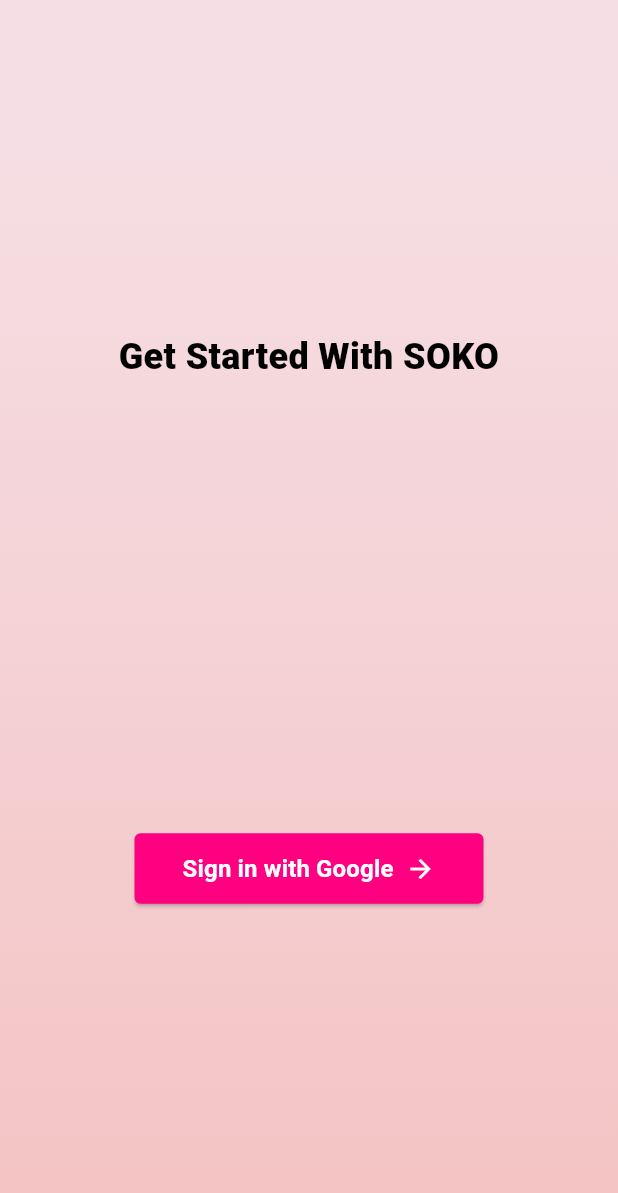
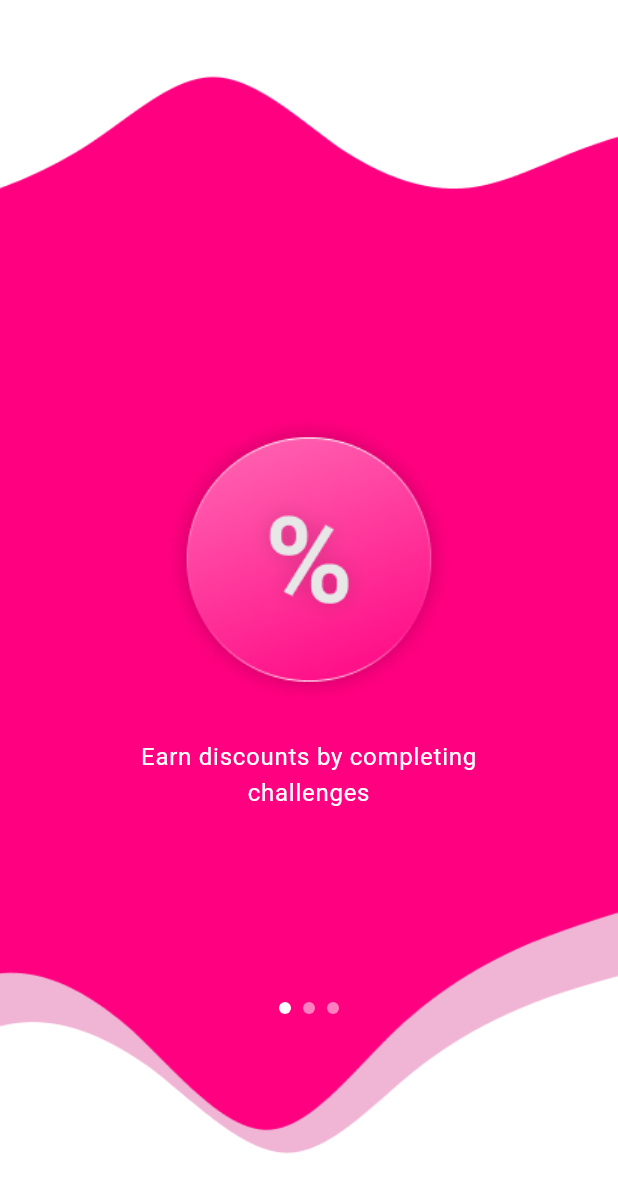
Before and after one commit to adala-wanyande/soko-v2, a Flutter app: the screen it shows after launch, on a phone screen of 412 x 824 dp. Shown: the top 1193 px of the screen. Run offline on Flutter 3.47's test engine with Material 3 defaults, Android fonts, the phone set to English and light mode, and no system bars; our stand-ins replace carousel_slider, dots_indicator, firebase_auth, firebase_core, flutter_riverpod, google_fonts and 1 more; accounts and stored records are empty.

Commit message:
feat: implement get started screen

```diff
--- /dev/null
+++ b/lib/screens/verification/get_started.dart
@@ -0,0 +1,79 @@
+// ignore_for_file: library_private_types_in_public_api, use_build_context_synchronously
+
+import 'package:flutter/material.dart';
+import 'package:soko_v2/widgets/page_indicator.dart';
+import 'package:soko_v2/widgets/get_started_section.dart';
+
+class GetStartedScreen extends StatefulWidget {
+  const GetStartedScreen({super.key});
+
+  @override
+  _GetStartedScreenState createState() => _GetStartedScreenState();
+}
+
+class _GetStartedScreenState extends State<GetStartedScreen> {
+  final PageController _pageController = PageController();
+  int _currentPage = 0;
+
+  @override
+  void initState() {
+    super.initState();
+    _pageController.addListener(() {
+      setState(() {
+        _currentPage = _pageController.page!.round();
+      });
+    });
+  }
+
+  @override
+  void dispose() {
+    _pageController.dispose();
+    super.dispose();
+  }
+
+  @override
+  Widget build(BuildContext context) {
+    return Scaffold(
+      body: Container(
+        decoration: const BoxDecoration(
+          image: DecorationImage(
+            image: AssetImage('assets/verification/get_started_bg_1.png'),
+            fit: BoxFit.fill,
+          ),
+        ),
+        child: Stack(
+          children: [
+            PageView(
+              controller: _pageController,
+              children: [
+                buildPage(
+                  context,
+                  'assets/verification/get_started_1.png',
+                  'Earn discounts by completing challenges',
+                ),
+                buildPage(
+                  context,
+                  'assets/verification/get_started_2.png',
+                  'Complete challenges based on your interests',
+                ),
+                buildPage(
+                  context,
+                  'assets/verification/get_started_3.png',
+                  'Get items from your favourite stores at throwaway prices',
+                  isLastPage: true,
+                ),
+              ],
+            ),
+            Align(
+              alignment: Alignment.bottomCenter,
+              child: Padding(
+                padding: const EdgeInsets.only(bottom: 20.0),
+                child: buildPageIndicator(_currentPage),
+              ),
+            ),
+          ],
+        ),
+      ),
+    );
+  }
+}
--- a/lib/screens/verification/splash_screen.dart
+++ b/lib/screens/verification/splash_screen.dart
@@ -1,6 +1,7 @@
 import 'package:flutter/material.dart';
+import 'package:soko_v2/screens/verification/get_started.dart';
 import 'dart:async';
-import 'package:soko_v2/screens/verification/sign_in.dart';
+// import 'package:soko_v2/screens/verification/sign_in.dart';
 
 class SplashScreen extends StatefulWidget {
   const SplashScreen({super.key});
@@ -20,7 +21,7 @@
       () => Navigator.of(context).pushReplacement(
         MaterialPageRoute(
           builder: (BuildContext context) =>
-              const SignInScreen(), // Navigate to SignIn screen
+              const GetStartedScreen(), // Navigate to SignIn screen
         ),
       ),
     );
--- /dev/null
+++ b/lib/widgets/get_started_section.dart
@@ -0,0 +1,52 @@
+// ignore_for_file: use_build_context_synchronously
+
+import 'package:flutter/material.dart';
+import 'package:soko_v2/services/sign_in_with_google.dart';
+import 'package:soko_v2/screens/profile/set_up_interests.dart';
+import 'package:soko_v2/widgets/secondary_icon_filled_button.dart';
+
+Widget buildPage(BuildContext context, String imagePath, String description,
+    {bool isLastPage = false}) {
+  return Column(
+    mainAxisAlignment: MainAxisAlignment.center,
+    children: [
+      const SizedBox(height: 20),
+      Image.asset(imagePath, height: 200),
+      const SizedBox(height: 20),
+      Padding(
+        padding: const EdgeInsets.symmetric(horizontal: 64.0),
+        child: Text(
+          description,
+          textAlign: TextAlign.center,
+          style: Theme.of(context)
+              .textTheme
+              .bodyLarge
+              ?.copyWith(color: Colors.white),
+        ),
+      ),
+      const SizedBox(height: 30),
+      if (isLastPage)
+        SecondaryIconFilledButton(
+          text: 'Sign in with Google',
+          onPressed: () async {
+            final userCredential = await signInWithGoogle();
+            if (userCredential.user != null) {
+              Navigator.push(
+                  context,
+                  MaterialPageRoute(
+                    builder: (context) => const SetUpInterestScreen(),
+                  ));
+            } else {
+              showDialog(
+                context: context,
+                builder: (context) => const AlertDialog(
+                  title: Text('Sign in Error'),
+                  content: Text('Failed to sign in with Google.'),
+                ),
+              );
+            }
+          },
+        ),
+    ],
+  );
+}
--- /dev/null
+++ b/lib/widgets/page_indicator.dart
@@ -0,0 +1,20 @@
+import 'package:flutter/material.dart';
+
+Widget buildPageIndicator(int currentPage) {
+  return Row(
+    mainAxisAlignment: MainAxisAlignment.center,
+    children: List.generate(3, (index) {
+      return Container(
+        width: 8,
+        height: 8,
+        margin: const EdgeInsets.symmetric(horizontal: 4, vertical: 128),
+        decoration: BoxDecoration(
+          shape: BoxShape.circle,
+          color: index == currentPage
+              ? Colors.white
+              : Colors.white.withOpacity(0.5),
+        ),
+      );
+    }),
+  );
+}
--- a/pubspec.yaml
+++ b/pubspec.yaml
@@ -42,6 +42,7 @@
   flutter_riverpod: ^2.5.1
   carousel_slider: ^4.2.1
   dots_indicator: ^3.0.0
+  flutter_svg: ^2.0.10+1
 
 dev_dependencies:
   flutter_test:
@@ -83,6 +84,10 @@
     - assets/categories/food.jpg
     - assets/categories/services.jpg
     - assets/categories/all.jpg
+    - assets/verification/get_started_1.png
+    - assets/verification/get_started_2.png
+    - assets/verification/get_started_3.png
+    - assets/verification/get_started_bg_1.png
 
   # An image asset can refer to one or more resolution-specific "variants", see
   # https://flutter.dev/assets-and-images/#resolution-aware
```
Also changed, not shown: assets/verification/get_started_1.png (added), assets/verification/get_started_2.png (added), assets/verification/get_started_3.png (added), assets/verification/get_started_bg_1.png (added), pubspec.lock.
